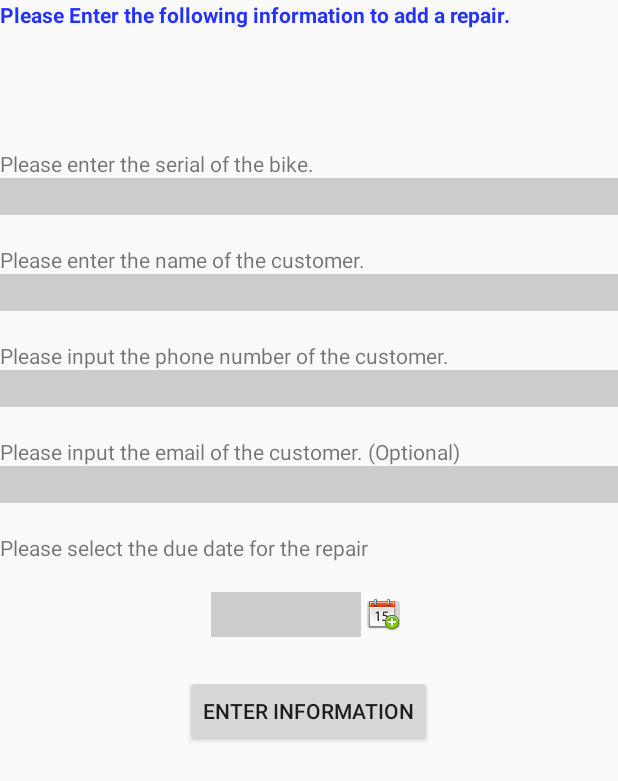
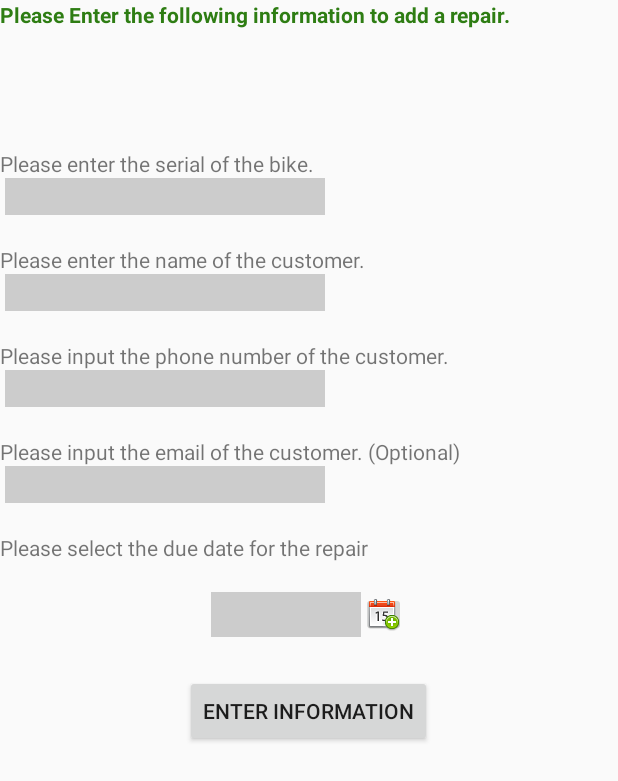
Before and after one commit to jahuey777/SoftwareProject540, an Android app: the AddingRepair screen opened directly, with no data from a screen before it, on a phone screen of 412 x 824 dp. Shown: the top 781 px of the screen. Run offline under Robolectric (Android 15) with nearby library versions, the light colour scheme and no system bars.

Commit message:
last changes

```diff
--- a/Bikes/app/src/main/res/layout/activity_main.xml
+++ b/Bikes/app/src/main/res/layout/activity_main.xml
@@ -32,7 +32,6 @@
         android:layout_gravity="center_horizontal"
         android:id="@+id/textview_hint"
         android:gravity="center_vertical"
-        android:textColor="#ff2e7d13"
         android:layout_marginTop="30dp"/>
 
     <ImageButton
--- a/Bikes/app/src/main/res/layout/adding_repair.xml
+++ b/Bikes/app/src/main/res/layout/adding_repair.xml
@@ -20,7 +20,7 @@
         android:layout_marginRight="46dp"
         android:layout_marginEnd="46dp"
         android:textStyle="bold"
-        android:textColor="#ff2431ff"
+        android:textColor="#ff2e7d13"
         android:layout_gravity="top" />
 
     <LinearLayout
@@ -38,11 +38,12 @@
 
         <EditText
             android:id="@+id/addRepairSerial"
-            android:layout_width="fill_parent"
+            android:layout_width="wrap_content"
             android:layout_height="fill_parent"
             android:background="#CCCCCC"
             android:ems="10"
-            android:inputType="text" />
+            android:inputType="text"
+            android:layout_marginLeft="3dp" />
 
         <TextView
             android:layout_marginTop="20dp"
@@ -53,11 +54,12 @@
 
         <EditText
             android:id="@+id/addRepairCustomerName"
-            android:layout_width="fill_parent"
+            android:layout_width="wrap_content"
             android:layout_height="fill_parent"
             android:background="#CCCCCC"
             android:ems="10"
-            android:inputType="text" />
+            android:inputType="text"
+            android:layout_marginLeft="3dp" />
 
         <TextView
             android:id="@+id/textView1"
@@ -68,12 +70,12 @@
 
         <EditText
             android:id="@+id/addRepairCustomerPhone"
-            android:layout_width="fill_parent"
+            android:layout_width="wrap_content"
             android:layout_height="fill_parent"
             android:background="#CCCCCC"
             android:ems="10"
             android:inputType="phone"
-            />
+            android:layout_marginLeft="3dp" />
 
         <TextView
             android:id="@+id/textView2"
@@ -84,12 +86,12 @@
 
         <EditText
             android:id="@+id/addRepairEmail"
-            android:layout_width="fill_parent"
+            android:layout_width="wrap_content"
             android:layout_height="fill_parent"
             android:background="#CCCCCC"
             android:ems="10"
             android:inputType="textEmailAddress"
-            />
+            android:layout_marginLeft="3dp" />
 
         <TextView
             android:id="@+id/textView4"
--- a/Bikes/app/src/main/res/layout/display_inventory.xml
+++ b/Bikes/app/src/main/res/layout/display_inventory.xml
@@ -19,7 +19,7 @@
         android:text="Display Inventory"
         android:id="@+id/textView4"
         android:layout_gravity="center_horizontal"
-        android:textColor="#ff2431ff" />
+        android:textColor="#ff2e7d13" />
 
 
         <ScrollView
--- a/Bikes/app/src/main/res/layout/repairs_layout.xml
+++ b/Bikes/app/src/main/res/layout/repairs_layout.xml
@@ -22,7 +22,7 @@
         android:id="@+id/textView_Title_Reps"
         android:layout_gravity="center_horizontal"
         android:textSize="30dp"
-        android:textColor="#ff2431ff"
+        android:textColor="#ff2e7d13"
         android:textStyle="bold" />
 
     <TextView
--- a/Bikes/app/src/main/res/layout/sales_layout.xml
+++ b/Bikes/app/src/main/res/layout/sales_layout.xml
@@ -21,7 +21,7 @@
         android:layout_gravity="center_horizontal"
         android:textStyle="bold"
         android:textSize="30dp"
-        android:textColor="#ff2431ff" />
+        android:textColor="#ff2e7d13" />
 
     <TextView
         android:layout_width="wrap_content"
--- a/Bikes/app/src/main/res/layout/update_bike.xml
+++ b/Bikes/app/src/main/res/layout/update_bike.xml
@@ -15,7 +15,7 @@
         android:id="@+id/textView_Title_updateBike"
         android:layout_gravity="center_horizontal"
         android:textSize="30dp"
-        android:textColor="#ff2431ff"
+        android:textColor="#ff2e7d13"
         android:textStyle="bold" />
 
     <TextView
--- a/Bikes/app/src/main/res/layout/view_active_repairs.xml
+++ b/Bikes/app/src/main/res/layout/view_active_repairs.xml
@@ -12,7 +12,7 @@
         android:text="Active Repairs"
         android:id="@+id/textView4"
         android:layout_gravity="center_horizontal"
-        android:textColor="#ff2431ff" />
+        android:textColor="#ff2e7d13" />
 
     <ScrollView
         android:layout_width="match_parent"
--- a/Bikes/app/src/main/res/layout/view_completed_repairs.xml
+++ b/Bikes/app/src/main/res/layout/view_completed_repairs.xml
@@ -12,7 +12,7 @@
         android:text="Completed Repairs"
         android:id="@+id/textView4"
         android:layout_gravity="center_horizontal"
-        android:textColor="#ff2431ff" />
+        android:textColor="#ff2e7d13" />
 
     <ScrollView
         android:layout_width="match_parent"
--- a/Bikes/app/src/main/res/layout/view_sold_bikes.xml
+++ b/Bikes/app/src/main/res/layout/view_sold_bikes.xml
@@ -12,7 +12,7 @@
             android:text="Sold Bikes"
             android:id="@+id/textView4"
             android:layout_gravity="center_horizontal"
-            android:textColor="#ff2431ff" />
+            android:textColor="#ff2e7d13" />
 
         <ScrollView
             android:layout_width="match_parent"
```
Also changed, not shown: Bikes/app/src/main/java/com/example/jaimejahuey/bikes/profitSummary.java (+10 -6 lines), Bikes/app/src/main/res/layout/add_bike.xml (+9 -6 lines), Bikes/app/src/main/res/layout/completed_repair.xml (+5 -3 lines), Bikes/app/src/main/res/layout/sold_bike.xml (+6 -10 lines).
